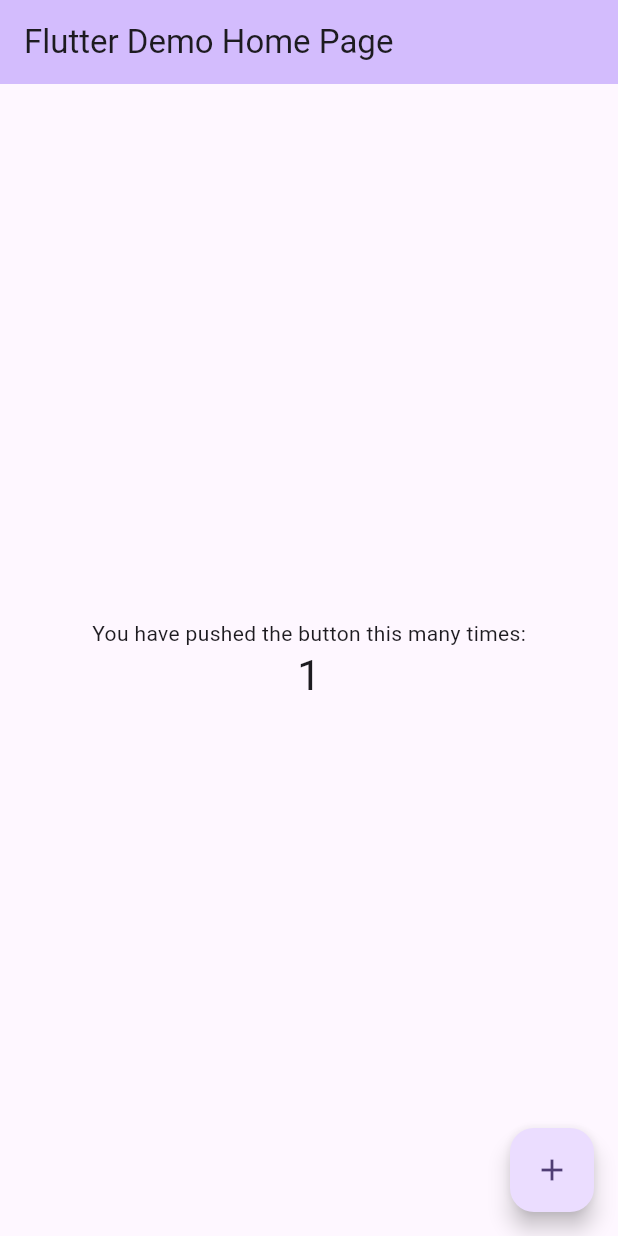
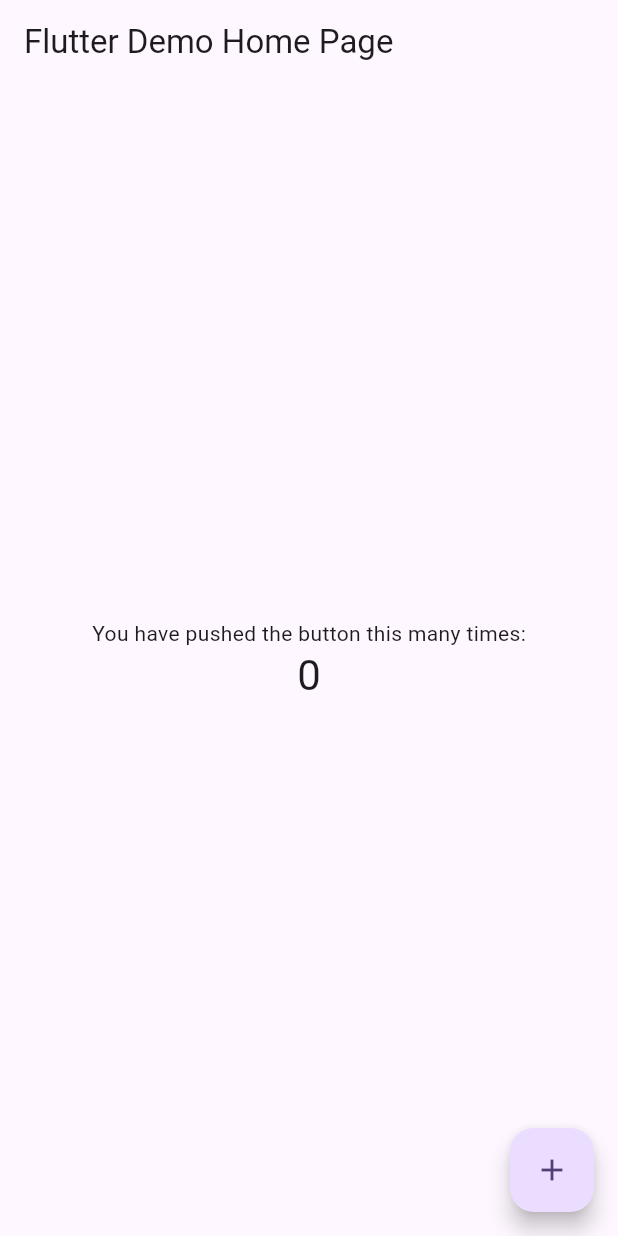
Before and after one commit to Aahmedkamell/store_app, a Flutter app: the screen it shows after launch, after a tap on the "add" icon, on a phone screen of 412 x 824 dp. Run offline on Flutter 3.47's test engine with Material 3 defaults, Android fonts, the phone set to English and light mode, and no system bars.

```diff
--- a/lib/main.dart
+++ b/lib/main.dart
@@ -1,4 +1,5 @@
 import 'package:flutter/material.dart';
+import 'package:http/http.dart' as http;
 
 void main() {
   runApp(const MyApp());
@@ -13,21 +14,6 @@ class MyApp extends StatelessWidget {
     return MaterialApp(
       title: 'Flutter Demo',
       theme: ThemeData(
-        // This is the theme of your application.
-        //
-        // TRY THIS: Try running your application with "flutter run". You'll see
-        // the application has a purple toolbar. Then, without quitting the app,
-        // try changing the seedColor in the colorScheme below to Colors.green
-        // and then invoke "hot reload" (save your changes or press the "hot
-        // reload" button in a Flutter-supported IDE, or press "r" if you used
-        // the command line to start the app).
-        //
-        // Notice that the counter didn't reset back to zero; the application
-        // state is not lost during the reload. To reset the state, use hot
-        // restart instead.
-        //
-        // This works for code too, not just values: Most code changes can be
-        // tested with just a hot reload.
         colorScheme: ColorScheme.fromSeed(seedColor: Colors.deepPurple),
       ),
       home: const MyHomePage(title: 'Flutter Demo Home Page'),
@@ -37,15 +23,6 @@ class MyApp extends StatelessWidget {
 
 class MyHomePage extends StatefulWidget {
   const MyHomePage({super.key, required this.title});
-
-  // This widget is the home page of your application. It is stateful, meaning
-  // that it has a State object (defined below) that contains fields that affect
-  // how it looks.
-
-  // This class is the configuration for the state. It holds the values (in this
-  // case the title) provided by the parent (in this case the App widget) and
-  // used by the build method of the State. Fields in a Widget subclass are
-  // always marked "final".
 
   final String title;
 
@@ -57,51 +34,15 @@ class _MyHomePageState extends State<MyHomePage> {
   int _counter = 0;
 
   void _incrementCounter() {
-    setState(() {
-      // This call to setState tells the Flutter framework that something has
-      // changed in this State, which causes it to rerun the build method below
-      // so that the display can reflect the updated values. If we changed
-      // _counter without calling setState(), then the build method would not be
-      // called again, and so nothing would appear to happen.
-      _counter++;
-    });
+    setState(() {});
   }
 
   @override
   Widget build(BuildContext context) {
-    // This method is rerun every time setState is called, for instance as done
-    // by the _incrementCounter method above.
-    //
-    // The Flutter framework has been optimized to make rerunning build methods
-    // fast, so that you can just rebuild anything that needs updating rather
-    // than having to individually change instances of widgets.
     return Scaffold(
-      appBar: AppBar(
-        // TRY THIS: Try changing the color here to a specific color (to
-        // Colors.amber, perhaps?) and trigger a hot reload to see the AppBar
-        // change color while the other colors stay the same.
-        backgroundColor: Theme.of(context).colorScheme.inversePrimary,
-        // Here we take the value from the MyHomePage object that was created by
-        // the App.build method, and use it to set our appbar title.
-        title: Text(widget.title),
-      ),
+      appBar: AppBar(title: Text(widget.title)),
       body: Center(
-        // Center is a layout widget. It takes a single child and positions it
-        // in the middle of the parent.
         child: Column(
-          // Column is also a layout widget. It takes a list of children and
-          // arranges them vertically. By default, it sizes itself to fit its
-          // children horizontally, and tries to be as tall as its parent.
-          //
-          // Column has various properties to control how it sizes itself and
-          // how it positions its children. Here we use mainAxisAlignment to
-          // center the children vertically; the main axis here is the vertical
-          // axis because Columns are vertical (the cross axis would be
-          // horizontal).
-          //
-          // TRY THIS: Invoke "debug painting" (choose the "Toggle Debug Paint"
-          // action in the IDE, or press "p" in the console), to see the
-          // wireframe for each widget.
           mainAxisAlignment: MainAxisAlignment.center,
           children: <Widget>[
             const Text('You have pushed the button this many times:'),
@@ -113,10 +54,12 @@ class _MyHomePageState extends State<MyHomePage> {
         ),
       ),
       floatingActionButton: FloatingActionButton(
-        onPressed: _incrementCounter,
+        onPressed: () async {
+
+        },
         tooltip: 'Increment',
         child: const Icon(Icons.add),
-      ), // This trailing comma makes auto-formatting nicer for build methods.
+      ),
     );
   }
 }
```
Also changed, not shown: lib/helper/api.dart (+20 -2 lines).
